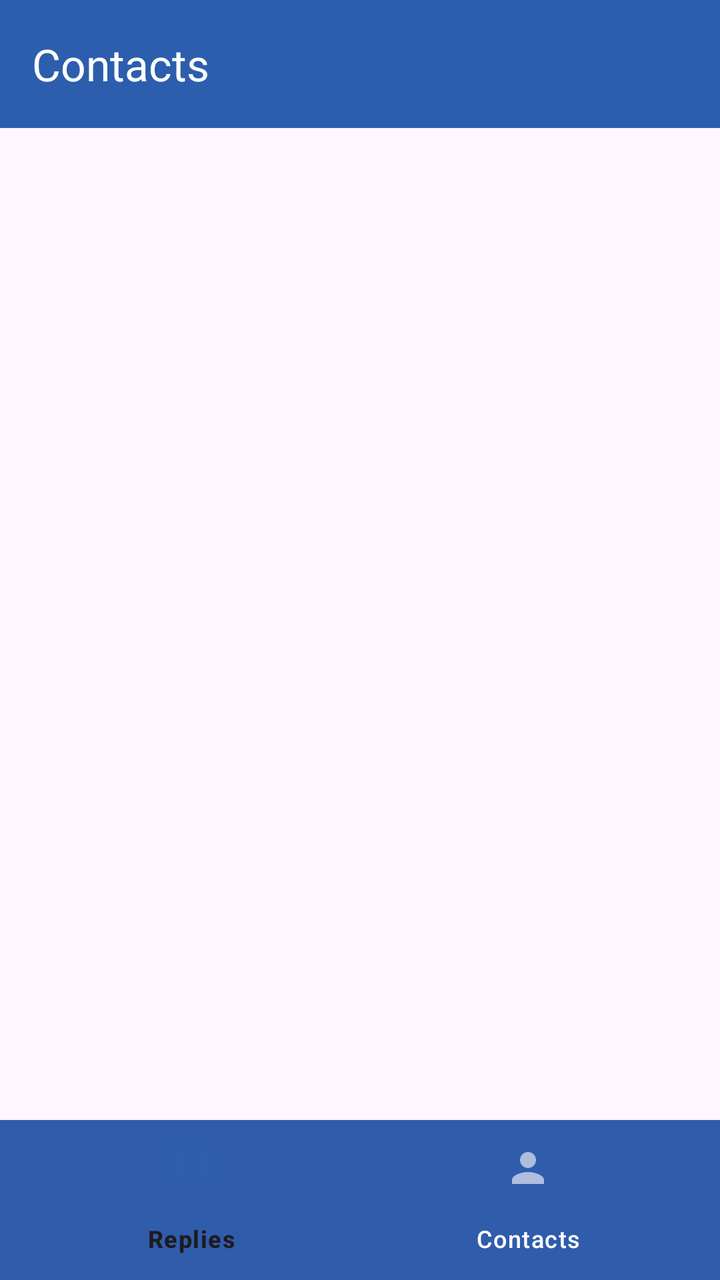
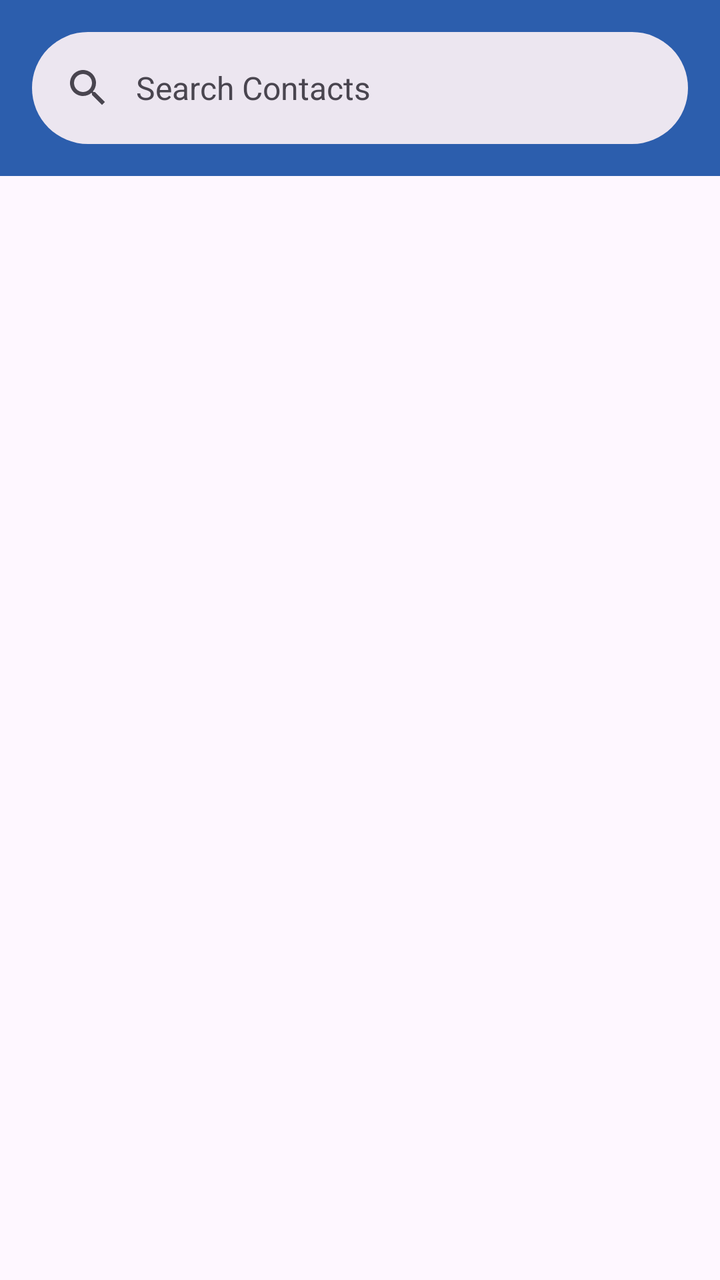

Before-and-after screenshots of an Android layout around one commit, followed by the original layout XML and the change that was made.
<!-- AndroidManifest.xml: application theme Theme.CallSwitch -->
<!-- res/layout/fragment_contacts.xml -->
<?xml version="1.0" encoding="utf-8"?>
<androidx.coordinatorlayout.widget.CoordinatorLayout xmlns:android="http://schemas.android.com/apk/res/android"
    xmlns:app="http://schemas.android.com/apk/res-auto"
    xmlns:tools="http://schemas.android.com/tools"
    android:id="@+id/main_fragment"
    android:layout_width="match_parent"
    android:layout_height="match_parent"
    tools:context=".RepliesActivity">

    <include layout="@layout/component_contacts_app_bar"/>

    <RelativeLayout

        android:layout_width="match_parent"
        app:layout_behavior="@string/appbar_scrolling_view_behavior"
        android:layout_height="match_parent">

        <androidx.recyclerview.widget.RecyclerView
            android:layout_above="@id/bottom_nav_view"
            android:id="@+id/contacts_recycler_view"
            android:paddingTop="16dp"
            android:layout_marginHorizontal="8dp"
            android:clipToPadding="false"
            android:layout_width="match_parent"
            android:layout_height="match_parent" />

        <include layout="@layout/component_bottom_nav_bar"
            android:id="@+id/bottom_nav_view"/>

    </RelativeLayout>

    <com.google.android.material.search.SearchView
        android:id="@+id/contact_search_view"
        android:layout_width="match_parent"
        android:layout_height="match_parent"
        android:hint="Search">
        <androidx.recyclerview.widget.RecyclerView
            android:fitsSystemWindows="true"
            android:clipToPadding="false"
            android:id="@+id/search_results"
            android:layout_width="match_parent"
            android:layout_height="match_parent"/>
    </com.google.android.material.search.SearchView>
</androidx.coordinatorlayout.widget.CoordinatorLayout>
<!-- res/layout/component_contacts_app_bar.xml (included above) -->
<?xml version="1.0" encoding="utf-8"?>
<com.google.android.material.appbar.AppBarLayout xmlns:android="http://schemas.android.com/apk/res/android"
    xmlns:app="http://schemas.android.com/apk/res-auto"
    android:id="@+id/toolbar_main"
    android:layout_width="match_parent"
    android:layout_height="wrap_content"
    android:fitsSystemWindows="true"
    app:liftOnScrollColor="@color/blue"
    app:liftOnScroll="true">

    <com.google.android.material.appbar.MaterialToolbar
        android:id="@+id/select_contacts_toolbar"
        android:layout_width="match_parent"
        android:layout_height="wrap_content"
        android:minHeight="?attr/actionBarSize"
        app:title="Contacts"/>







</com.google.android.material.appbar.AppBarLayout>
<!-- res/layout/component_bottom_nav_bar.xml (included above) -->
<?xml version="1.0" encoding="utf-8"?>
<com.google.android.material.bottomnavigation.BottomNavigationView xmlns:android="http://schemas.android.com/apk/res/android"
    android:layout_width="match_parent"
    android:layout_height="wrap_content"
    android:fitsSystemWindows="true"
    android:id="@+id/bottom_nav_view"
    android:layout_alignParentBottom="true"
    xmlns:app="http://schemas.android.com/apk/res-auto"
    app:menu="@menu/bottom_navigation_menu" />
<!-- resources referenced by this layout -->
<resources>
  <color name="blue">#2C5EAD</color>
  <style name="Theme.CallSwitch" parent="Base.Theme.CallSwitch" />
  <style name="Base.Theme.CallSwitch" parent="Theme.Material3.DayNight.NoActionBar">
          
          
          <item name="colorSurface">@color/blue</item>
          <item name="toolbarStyle">@style/Widget.App.Toolbar</item>
          <item name="bottomNavigationStyle">@style/Widget.App.BottomNavigationView</item>
      </style>
  <style name="Widget.App.Toolbar" parent="Widget.Material3.Toolbar">
          <item name="materialThemeOverlay">@style/ThemeOverlay.App.Toolbar</item>
      </style>
  <style name="Widget.App.BottomNavigationView" parent="Widget.Material3.BottomNavigationView">
          <item name="materialThemeOverlay">@style/ThemeOverlay.App.BottomNavigationView</item>
      </style>
  <style name="ThemeOverlay.App.Toolbar" parent="">
          <item name="colorSurface">@color/blue</item>
          <item name="colorOnSurface">@color/blue</item>
          <item name="colorSurfaceContainer">@color/blue</item>
          <item name="colorOnSurfaceVariant">@color/white</item>
          <item name="titleTextColor">@color/white</item>
          <item name="iconTint">@color/white</item>
          <item name="textAppearanceTitleLarge">@style/TextAppearance.App.TitleLarge</item>
          <item name="textAppearanceTitleMedium">@style/TextAppearance.App.TitleMedium</item>
      </style>
  <style name="ThemeOverlay.App.BottomNavigationView" parent="">
          
          <item name="colorOnSurfaceVariant">@color/white</item>
          
          <item name="colorSurfaceContainer">@color/blue</item>
          
          <item name="colorSecondary">@color/blue</item>
          
          <item name="colorSecondaryContainer">@color/white</item>
          
          <item name="colorOnSecondaryContainer">@color/blue</item>
      </style>
  <color name="white">#FFFFFFFF</color>
  <style name="TextAppearance.App.TitleLarge" parent="TextAppearance.Material3.TitleLarge">
  
  
      </style>
  <style name="TextAppearance.App.TitleMedium" parent="TextAppearance.Material3.TitleMedium">
  
  
      </style>
</resources>

<!-- the commit's change to res/layout/fragment_contacts.xml (unified diff, before → after) -->
@@ -33,11 +33,13 @@
         android:id="@+id/contact_search_view"
         android:layout_width="match_parent"
         android:layout_height="match_parent"
-        android:hint="Search">
+        app:layout_anchor="@id/contact_search_bar"
+        android:hint="@string/search_contacts">
         <androidx.recyclerview.widget.RecyclerView
+            android:layout_marginHorizontal="8dp"
             android:fitsSystemWindows="true"
             android:clipToPadding="false"
-            android:id="@+id/search_results"
+            android:id="@+id/contact_search_results"
             android:layout_width="match_parent"
             android:layout_height="match_parent"/>
     </com.google.android.material.search.SearchView>
@@ -53,19 +55,17 @@
     app:liftOnScrollColor="@color/blue"
     app:liftOnScroll="true">
 
-    <com.google.android.material.appbar.MaterialToolbar
-        android:id="@+id/select_contacts_toolbar"
-        android:layout_width="match_parent"
-        android:layout_height="wrap_content"
-        android:minHeight="?attr/actionBarSize"
-        app:title="Contacts"/>
 
 
 
 
 
 
-
+    <com.google.android.material.search.SearchBar
+        android:id="@+id/contact_search_bar"
+        android:layout_width="match_parent"
+        android:layout_height="match_parent"
+        android:hint="@string/search_contacts" />
 </com.google.android.material.appbar.AppBarLayout>
 <!-- res/layout/component_bottom_nav_bar.xml (included above) -->
 <?xml version="1.0" encoding="utf-8"?>
<!-- resource entries referenced after the edit -->
@@ -1,6 +1,7 @@
 <!-- resources referenced by this layout -->
 <resources>
   <color name="blue">#2C5EAD</color>
+  <string name="search_contacts">Search Contacts</string>
   <style name="Theme.CallSwitch" parent="Base.Theme.CallSwitch" />
   <style name="Base.Theme.CallSwitch" parent="Theme.Material3.DayNight.NoActionBar">
           
